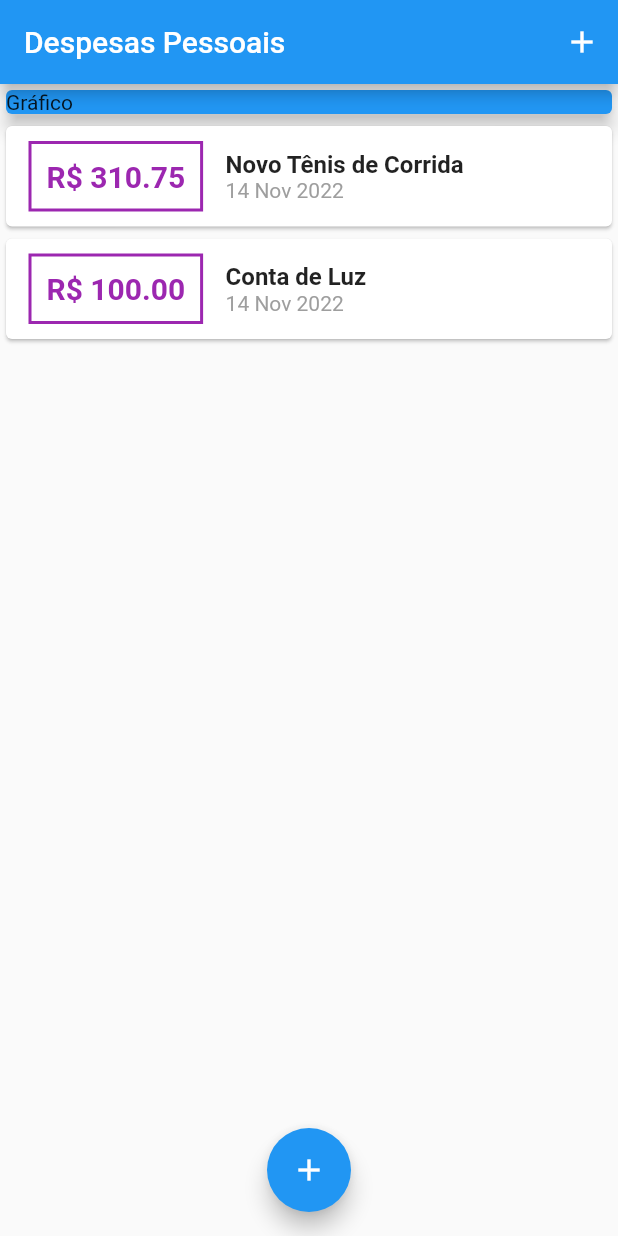
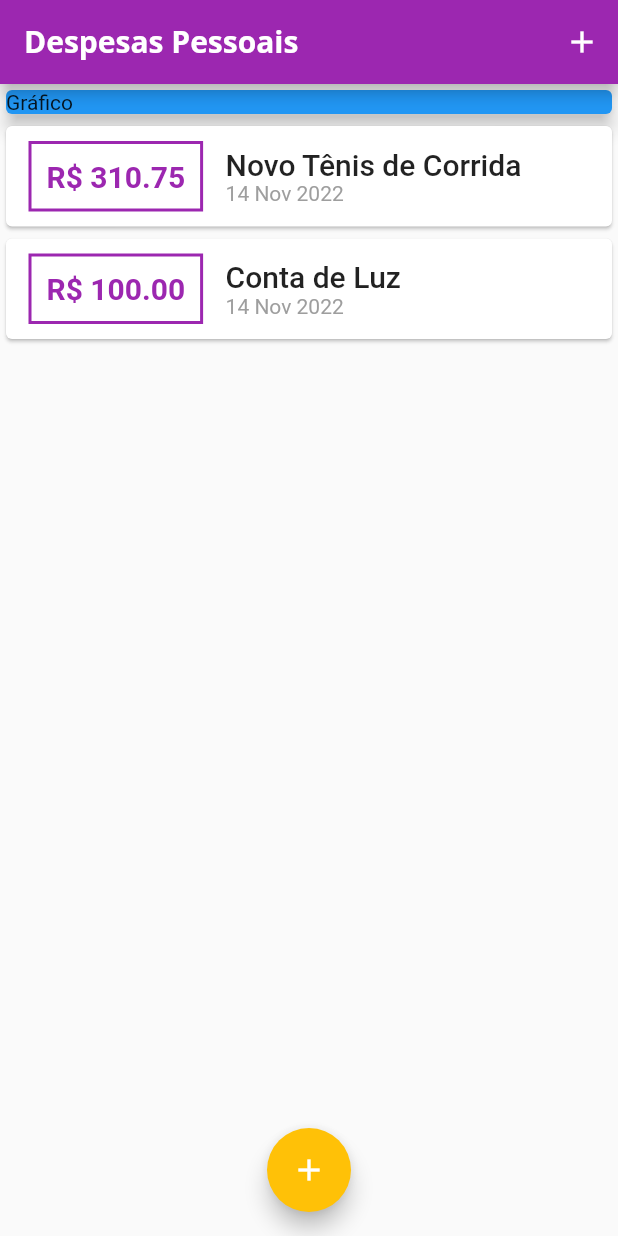
Before and after one commit to FernandoRCandiani/Project-Despesas-Pessoais, a Flutter app: the screen it shows after launch, on a phone screen of 412 x 824 dp. Run offline on Flutter 3.47's test engine with Material 2 defaults, Android fonts, the phone set to English and light mode, and no system bars.

Commit message:
Changing theme

```diff
--- a/lib/components/transaction_list.dart
+++ b/lib/components/transaction_list.dart
@@ -24,7 +24,7 @@ class TransactionList extends StatelessWidget {
                   ),
                   decoration: BoxDecoration(
                       border: Border.all(
-                    color: Colors.purple,
+                    color: Theme.of(context).colorScheme.primary,
                     width: 2,
                   )),
                   padding: EdgeInsets.all(10),
@@ -33,7 +33,7 @@ class TransactionList extends StatelessWidget {
                     style: TextStyle(
                       fontWeight: FontWeight.bold,
                       fontSize: 20,
-                      color: Colors.purple,
+                      color: Theme.of(context).colorScheme.primary,
                     ),
                   ),
                 ),
@@ -42,10 +42,7 @@ class TransactionList extends StatelessWidget {
                   children: [
                     Text(
                       tr.title,
-                      style: TextStyle(
-                        fontSize: 16,
-                        fontWeight: FontWeight.bold,
-                      ),
+                      style:  Theme.of(context).textTheme.headline6,
                     ),
                     Text(
                       DateFormat('d MMM y').format(tr.date),
--- a/lib/main.dart
+++ b/lib/main.dart
@@ -12,6 +12,27 @@ class ExpensesApp extends StatelessWidget {
   Widget build(BuildContext context) {
     return MaterialApp(
       home: MyHomePage(),
+      theme: ThemeData(
+          colorScheme: ColorScheme.fromSwatch(
+            primarySwatch: Colors.purple,
+          ).copyWith(
+            secondary: Colors.amber,
+          ),
+          fontFamily: 'Quicksand',
+          textTheme: ThemeData.light().textTheme.copyWith(
+                titleMedium: TextStyle(
+                  fontFamily: 'OpenSans',
+                  fontSize: 30,
+                  fontWeight: FontWeight.bold,
+                ),
+              ),
+          appBarTheme: AppBarTheme(
+            titleTextStyle: TextStyle(
+              fontFamily: 'OpenSans',
+              fontSize: 20,
+              fontWeight: FontWeight.bold,
+            ),
+          )),
     );
   }
 }
```
Also changed, not shown: pubspec.yaml (+11 -6 lines), assets/fonts/OpenSans-Bold.ttf (added), assets/fonts/OpenSans-Regular.ttf (added), assets/fonts/Quicksand-Bold.ttf (added), assets/fonts/Quicksand-Light.ttf (added), assets/fonts/Quicksand-Medium.ttf (added), assets/fonts/Quicksand-Regular.ttf (added).
